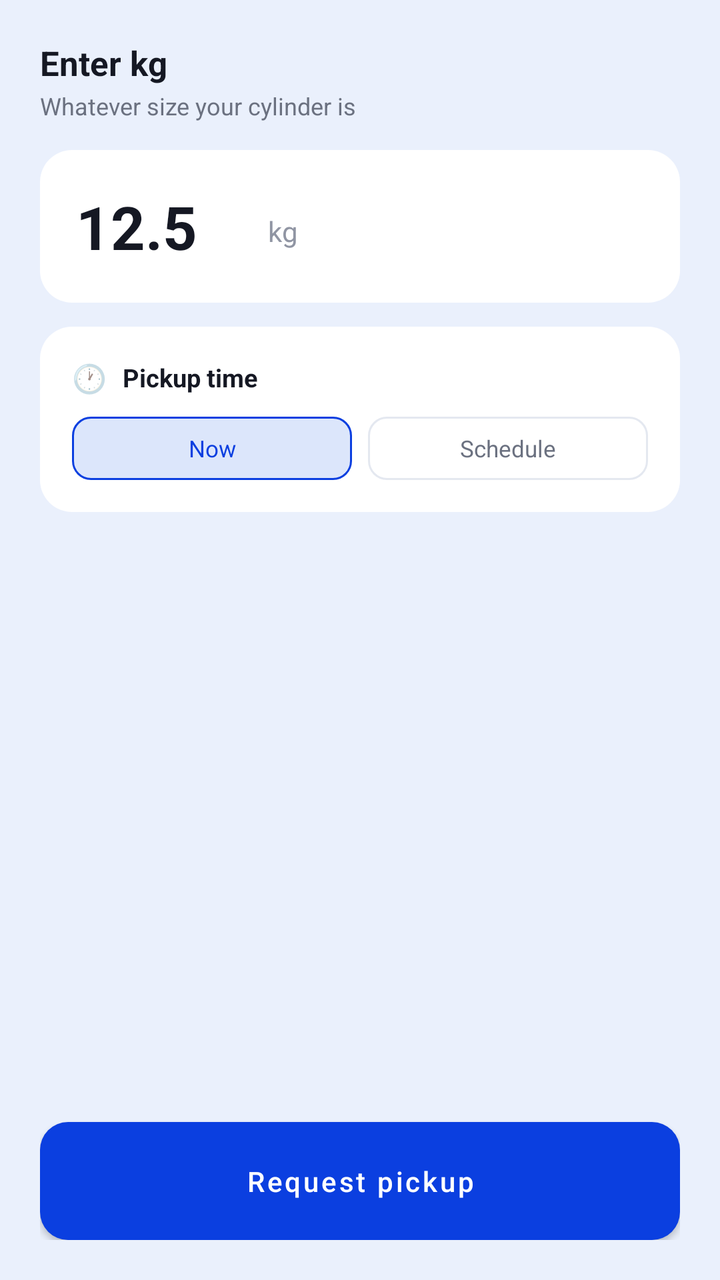
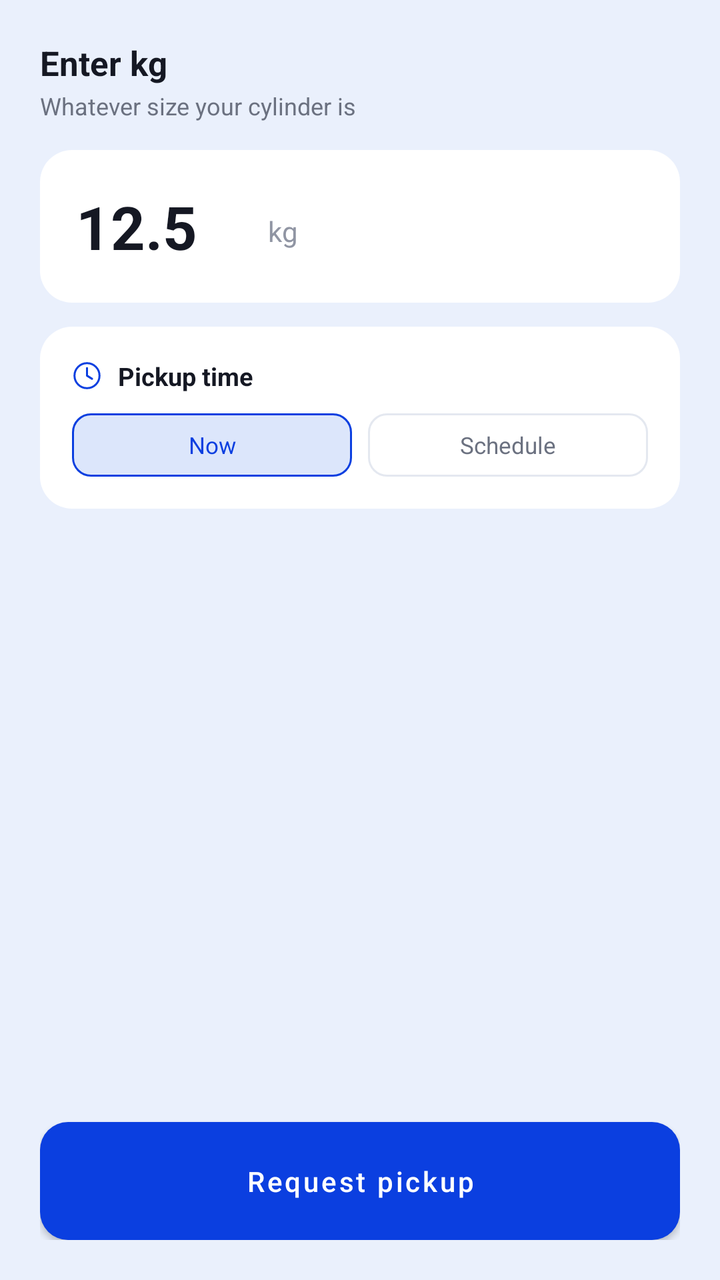

Compare the two renders of this Android layout. The source of the first and the diff that turns it into the second are given below.
<!-- AndroidManifest.xml: application theme Theme.Blue -->
<!-- res/layout/view_request.xml -->
<?xml version="1.0" encoding="utf-8"?>
<LinearLayout xmlns:android="http://schemas.android.com/apk/res/android"
    android:layout_width="match_parent"
    android:layout_height="match_parent"
    android:orientation="vertical"
    android:background="@color/bg"
    android:padding="20dp">

    <TextView
        android:layout_width="wrap_content"
        android:layout_height="wrap_content"
        android:text="Enter kg"
        android:textColor="@color/ink"
        android:textSize="17sp"
        android:textStyle="bold" />

    <TextView
        android:layout_width="wrap_content"
        android:layout_height="wrap_content"
        android:layout_marginTop="2dp"
        android:text="Whatever size your cylinder is"
        android:textColor="@color/muted"
        android:textSize="12sp" />

    <LinearLayout
        android:layout_width="match_parent"
        android:layout_height="wrap_content"
        android:layout_marginTop="14dp"
        android:orientation="horizontal"
        android:gravity="bottom"
        android:background="@drawable/bg_card"
        android:padding="18dp">

        <EditText
            android:id="@+id/etKg"
            android:layout_width="90dp"
            android:layout_height="wrap_content"
            android:text="12.5"
            android:inputType="numberDecimal"
            android:textColor="@color/ink"
            android:textSize="30sp"
            android:textStyle="bold"
            android:background="@null"
            android:padding="0dp" />

        <TextView
            android:layout_width="wrap_content"
            android:layout_height="wrap_content"
            android:layout_marginStart="6dp"
            android:layout_marginBottom="4dp"
            android:text="kg"
            android:textColor="@color/muted_icon"
            android:textSize="14sp" />
    </LinearLayout>

    <LinearLayout
        android:layout_width="match_parent"
        android:layout_height="wrap_content"
        android:layout_marginTop="12dp"
        android:orientation="vertical"
        android:background="@drawable/bg_card"
        android:padding="16dp">

        <LinearLayout
            android:layout_width="wrap_content"
            android:layout_height="wrap_content"
            android:orientation="horizontal"
            android:gravity="center_vertical">

            <TextView
                android:layout_width="wrap_content"
                android:layout_height="wrap_content"
                android:text="🕐"
                android:textSize="14sp" />

            <TextView
                android:layout_width="wrap_content"
                android:layout_height="wrap_content"
                android:layout_marginStart="8dp"
                android:text="Pickup time"
                android:textColor="@color/ink"
                android:textSize="12.5sp"
                android:textStyle="bold" />
        </LinearLayout>

        <LinearLayout
            android:layout_width="match_parent"
            android:layout_height="wrap_content"
            android:layout_marginTop="10dp"
            android:orientation="horizontal">

            <TextView
                android:id="@+id/chipNow"
                android:layout_width="0dp"
                android:layout_height="wrap_content"
                android:layout_weight="1"
                android:background="@drawable/chip_active"
                android:gravity="center"
                android:paddingTop="8dp"
                android:paddingBottom="8dp"
                android:text="Now"
                android:textColor="@color/accent"
                android:textSize="11.5sp" />

            <TextView
                android:id="@+id/chipSchedule"
                android:layout_width="0dp"
                android:layout_height="wrap_content"
                android:layout_weight="1"
                android:layout_marginStart="8dp"
                android:background="@drawable/chip_inactive"
                android:gravity="center"
                android:paddingTop="8dp"
                android:paddingBottom="8dp"
                android:text="Schedule"
                android:textColor="@color/muted"
                android:textSize="11.5sp" />
        </LinearLayout>

        <TextView
            android:id="@+id/tvScheduledTime"
            android:layout_width="match_parent"
            android:layout_height="wrap_content"
            android:layout_marginTop="10dp"
            android:background="@drawable/bg_input"
            android:padding="9dp"
            android:textColor="@color/ink"
            android:textSize="13sp"
            android:visibility="gone" />

    </LinearLayout>

    <View
        android:layout_width="0dp"
        android:layout_height="0dp"
        android:layout_weight="1" />

    <Button
        android:id="@+id/btnRequestPickup"
        android:layout_width="match_parent"
        android:layout_height="wrap_content"
        android:background="@drawable/btn_accent"
        android:text="Request pickup"
        android:textColor="@color/white"
        android:textAllCaps="false"
        android:textSize="14sp"
        android:paddingTop="14dp"
        android:paddingBottom="14dp" />

</LinearLayout>
<!-- resources referenced by this layout -->
<resources>
  <color name="accent">#0B3FE0</color>
  <color name="bg">#EAF0FC</color>
  <color name="ink">#151823</color>
  <color name="muted">#6B7180</color>
  <color name="muted_icon">#9095A3</color>
  <color name="white">#FFFFFF</color>
  <!-- drawable bg_card (drawable) -->
  <?xml version="1.0" encoding="utf-8"?>
  <shape xmlns:android="http://schemas.android.com/apk/res/android">
      <solid android:color="@color/card" />
      <corners android:radius="16dp" />
  </shape>
  <!-- drawable bg_input (drawable) -->
  <?xml version="1.0" encoding="utf-8"?>
  <shape xmlns:android="http://schemas.android.com/apk/res/android">
      <solid android:color="#F7F9FC" />
      <stroke android:width="1dp" android:color="@color/input_line" />
      <corners android:radius="9dp" />
  </shape>
  <!-- drawable btn_accent (drawable) -->
  <?xml version="1.0" encoding="utf-8"?>
  <shape xmlns:android="http://schemas.android.com/apk/res/android">
      <solid android:color="@color/accent" />
      <corners android:radius="14dp" />
  </shape>
  <!-- drawable chip_active (drawable) -->
  <?xml version="1.0" encoding="utf-8"?>
  <shape xmlns:android="http://schemas.android.com/apk/res/android">
      <solid android:color="@color/accent_soft" />
      <stroke android:width="1dp" android:color="@color/accent" />
      <corners android:radius="9dp" />
  </shape>
  <!-- drawable chip_inactive (drawable) -->
  <?xml version="1.0" encoding="utf-8"?>
  <shape xmlns:android="http://schemas.android.com/apk/res/android">
      <solid android:color="@color/white" />
      <stroke android:width="1dp" android:color="@color/input_line" />
      <corners android:radius="9dp" />
  </shape>
  <style name="Theme.Blue" parent="Theme.MaterialComponents.Light.NoActionBar">
          <item name="colorPrimary">@color/accent</item>
          <item name="android:windowBackground">@color/bg</item>
      </style>
  <color name="card">#FFFFFF</color>
  <color name="input_line">#E4E8F0</color>
  <color name="accent_soft">#DCE6FB</color>
</resources>

<!-- the commit's change to res/layout/view_request.xml (unified diff, before → after) -->
@@ -67,11 +67,11 @@
             android:orientation="horizontal"
             android:gravity="center_vertical">
 
-            <TextView
-                android:layout_width="wrap_content"
-                android:layout_height="wrap_content"
-                android:text="🕐"
-                android:textSize="14sp" />
+            <ImageView
+                android:layout_width="15dp"
+                android:layout_height="15dp"
+                android:src="@drawable/ic_clock"
+                android:tint="@color/accent" />
 
             <TextView
                 android:layout_width="wrap_content"
<!-- resource entries referenced after the edit -->
@@ -39,9 +39,30 @@
       <stroke android:width="1dp" android:color="@color/input_line" />
       <corners android:radius="9dp" />
   </shape>
+  <!-- drawable ic_clock (drawable) -->
+  <vector xmlns:android="http://schemas.android.com/apk/res/android"
+      android:width="24dp" android:height="24dp"
+      android:viewportWidth="24" android:viewportHeight="24">
+      <path
+          android:pathData="M2,12A10,10 0 1,0 22,12A10,10 0 1,0 2,12Z"
+          android:strokeColor="#FF000000"
+          android:strokeWidth="1.6"
+          android:fillColor="#00000000" />
+      <path
+          android:pathData="M12,6L12,12L16,14.5"
+          android:strokeColor="#FF000000"
+          android:strokeWidth="1.7"
+          android:fillColor="#00000000"
+          android:strokeLineCap="round"
+          android:strokeLineJoin="round" />
+  </vector>
   <style name="Theme.Blue" parent="Theme.MaterialComponents.Light.NoActionBar">
           <item name="colorPrimary">@color/accent</item>
+          <item name="colorPrimaryDark">@color/bg</item>
+          <item name="colorAccent">@color/accent</item>
           <item name="android:windowBackground">@color/bg</item>
+          <item name="android:statusBarColor">@color/bg</item>
+          <item name="android:windowLightStatusBar">true</item>
       </style>
   <color name="card">#FFFFFF</color>
   <color name="input_line">#E4E8F0</color>
